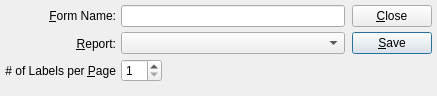
WooodHead/xtuple, file xtuple/trunk/guiclient/labelForm.ui: the form before one commit.
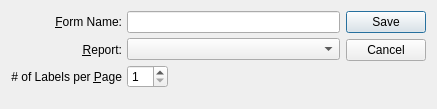
The form after the commit. Custom widgets are drawn as their Qt base class.

```diff
--- a/xtuple/trunk/guiclient/labelForm.ui
+++ b/xtuple/trunk/guiclient/labelForm.ui
@@ -8,52 +8,34 @@
 is available at www.xtuple.com/CPAL.  By using this software, you agree
 to be bound by its terms.</comment>
  <class>labelForm</class>
- <widget class="QDialog" name="labelForm" >
-  <property name="geometry" >
+ <widget class="QDialog" name="labelForm">
+  <property name="geometry">
    <rect>
     <x>0</x>
     <y>0</y>
     <width>437</width>
-    <height>96</height>
+    <height>109</height>
    </rect>
   </property>
   <property name="windowTitle" >
    <string>Label Form</string>
   </property>
-  <layout class="QHBoxLayout" >
-   <property name="margin" >
-    <number>5</number>
-   </property>
-   <property name="spacing" >
-    <number>7</number>
-   </property>
-   <item>
-    <layout class="QVBoxLayout" >
-     <property name="margin" >
-      <number>0</number>
-     </property>
-     <property name="spacing" >
+  <layout class="QGridLayout" name="gridLayout">
+   <item row="0" column="0">
+    <layout class="QVBoxLayout">
+     <property name="spacing">
       <number>0</number>
      </property>
      <item>
-      <layout class="QHBoxLayout" >
-       <property name="margin" >
-        <number>0</number>
-       </property>
-       <property name="spacing" >
+      <layout class="QHBoxLayout">
+       <property name="spacing">
         <number>5</number>
        </property>
        <item>
-        <layout class="QVBoxLayout" >
-         <property name="margin" >
-          <number>0</number>
-         </property>
-         <property name="spacing" >
-          <number>6</number>
-         </property>
+        <layout class="QVBoxLayout">
          <item>
-          <widget class="QLabel" name="_formNameLit" >
-           <property name="text" >
+          <widget class="QLabel" name="_formNameLit">
+           <property name="text">
             <string>&amp;Form Name:</string>
            </property>
            <property name="alignment" >
@@ -65,8 +47,8 @@
           </widget>
          </item>
          <item>
-          <widget class="QLabel" name="_reportLit" >
-           <property name="text" >
+          <widget class="QLabel" name="_reportLit">
+           <property name="text">
             <string>&amp;Report:</string>
            </property>
            <property name="alignment" >
@@ -78,8 +60,8 @@
           </widget>
          </item>
          <item>
-          <widget class="QLabel" name="_numOfLabelsLit" >
-           <property name="text" >
+          <widget class="QLabel" name="_numOfLabelsLit">
+           <property name="text">
             <string># of Labels per &amp;Page</string>
            </property>
            <property name="alignment" >
@@ -93,34 +75,28 @@
         </layout>
        </item>
        <item>
-        <layout class="QVBoxLayout" >
-         <property name="margin" >
-          <number>0</number>
-         </property>
-         <property name="spacing" >
+        <layout class="QVBoxLayout">
+         <property name="spacing">
           <number>5</number>
          </property>
          <item>
-          <widget class="XLineEdit" name="_name" />
+          <widget class="XLineEdit" name="_name"/>
          </item>
          <item>
-          <widget class="XComboBox" name="_report" >
-           <property name="type" >
+          <widget class="XComboBox" name="_report">
+           <property name="type">
             <enum>XComboBox::Reports</enum>
            </property>
           </widget>
          </item>
          <item>
-          <layout class="QHBoxLayout" >
-           <property name="margin" >
-            <number>0</number>
-           </property>
-           <property name="spacing" >
+          <layout class="QHBoxLayout">
+           <property name="spacing">
             <number>0</number>
            </property>
            <item>
-            <widget class="QSpinBox" name="_labelsPerPage" >
-             <property name="minimum" >
+            <widget class="QSpinBox" name="_labelsPerPage">
+             <property name="minimum">
               <number>1</number>
              </property>
             </widget>
@@ -165,62 +141,19 @@
      </item>
     </layout>
    </item>
-   <item>
-    <layout class="QVBoxLayout" >
-     <property name="margin" >
-      <number>0</number>
+   <item row="0" column="1">
+    <widget class="QDialogButtonBox" name="_buttonBox">
+     <property name="orientation">
+      <enum>Qt::Vertical</enum>
      </property>
-     <property name="spacing" >
-      <number>0</number>
+     <property name="standardButtons">
+      <set>QDialogButtonBox::Cancel|QDialogButtonBox::Save</set>
      </property>
-     <item>
-      <layout class="QVBoxLayout" >
-       <property name="margin" >
-        <number>0</number>
-       </property>
-       <property name="spacing" >
-        <number>5</number>
-       </property>
-       <item>
-        <widget class="QPushButton" name="_close" >
-         <property name="text" >
-          <string>&amp;Close</string>
-         </property>
-        </widget>
-       </item>
-       <item>
-        <widget class="QPushButton" name="_save" >
-         <property name="text" >
-          <string>&amp;Save</string>
-         </property>
-         <property name="default" >
-          <bool>true</bool>
-         </property>
-        </widget>
-       </item>
-      </layout>
-     </item>
-     <item>
-      <spacer>
-       <property name="orientation" >
-        <enum>Qt::Vertical</enum>
-       </property>
-       <property name="sizeType" >
-        <enum>QSizePolicy::Expanding</enum>
-       </property>
-       <property name="sizeHint" >
-        <size>
-         <width>20</width>
-         <height>20</height>
-        </size>
-       </property>
-      </spacer>
-     </item>
-    </layout>
+    </widget>
    </item>
   </layout>
  </widget>
- <layoutdefault spacing="6" margin="11" />
+ <layoutdefault spacing="6" margin="11"/>
  <pixmapfunction>qPixmapFromMimeSource</pixmapfunction>
  <customwidgets>
   <customwidget>
```
Left out of the diff: 50 changed lines with no effect on the pictures.
